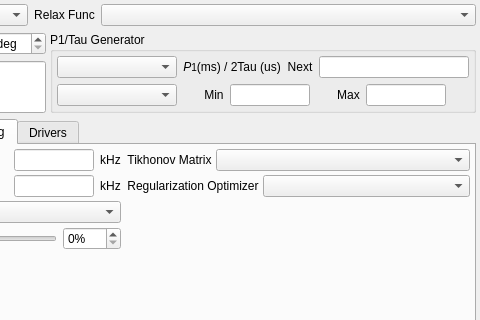
The window that modules/nmr/nmrrelaxform.ui (northriv/KAME) describes before a commit, drawn with Qt 5; both pictures show x 233 to 713 and y 0 to 320 of the 713 by 562 pixel window.
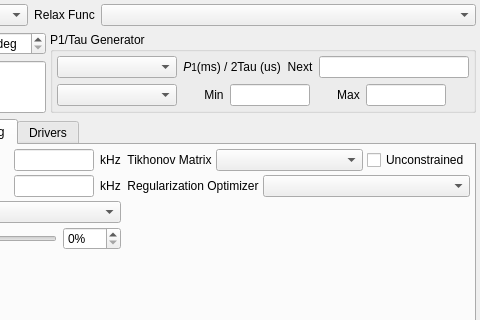
The same window after the commit. The open tabs and pages were chosen to show the change. Custom widgets are drawn as their Qt base class.

Commit message: nmr: an Unconstrained switch shows what the constraint removed (user)

Diff of the .ui file:
```diff
--- a/modules/nmr/nmrrelaxform.ui
+++ b/modules/nmr/nmrrelaxform.ui
@@ -1115,6 +1115,22 @@
               </property>
              </widget>
             </item>
+            <item>
+             <widget class="QCheckBox" name="m_ckbMapUnconstrained">
+              <property name="sizePolicy">
+               <sizepolicy hsizetype="Fixed" vsizetype="Fixed">
+                <horstretch>0</horstretch>
+                <verstretch>0</verstretch>
+               </sizepolicy>
+              </property>
+              <property name="toolTip">
+               <string>Show the unconstrained (linear) inversion instead of the non-negative one. Negative lobes point at the phase or the baseline.</string>
+              </property>
+              <property name="text">
+               <string>Unconstrained</string>
+              </property>
+             </widget>
+            </item>
            </layout>
           </item>
           <item>
```
Left out of the diff: 1 changed line with no effect on the pictures. The commit also changes 9 other files.
